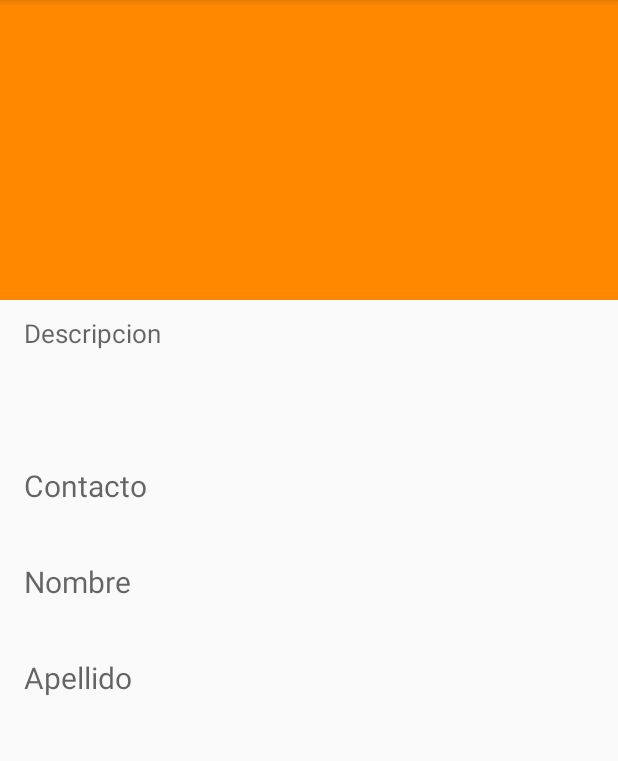
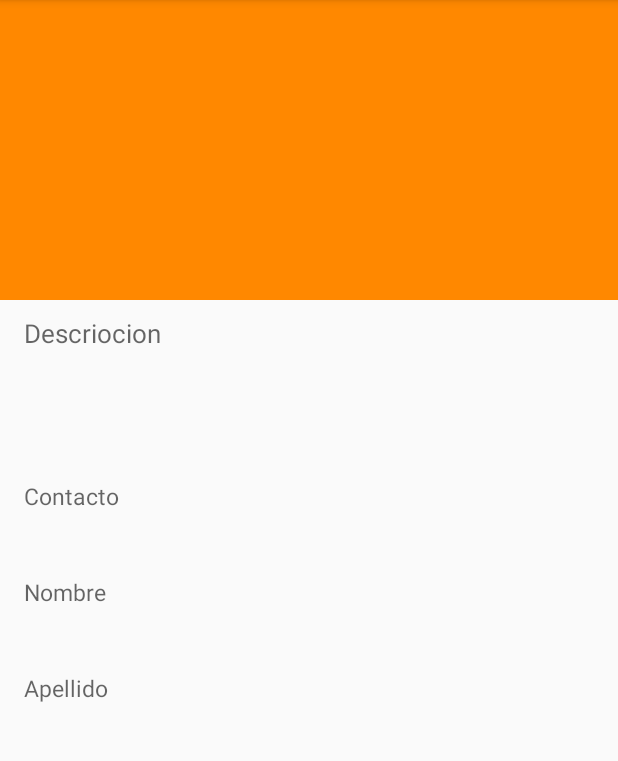
Before and after one commit to arycccc/Zapando, an Android app: the MatchActivity screen opened directly, with no data from a screen before it, after a tap on "Ary", on a phone screen of 412 x 824 dp, the part 84-845 px from its top. Run offline under Robolectric (Android 15) with nearby library versions, the phone set to English and light mode, and no system bars; network calls fail.

Commit message:
pasar cosas

```diff
--- a/app/src/main/java/ar/edu/proyectosort/zapando/MainActivity.java
+++ b/app/src/main/java/ar/edu/proyectosort/zapando/MainActivity.java
@@ -46,7 +46,6 @@ public class MainActivity extends AppCompatActivity //YouTubeBaseActivity
 
         private VideoView videoView;
         private int position = 0;
-
 
     @Override
     protected void onCreate(Bundle savedInstanceState) {
--- a/app/src/main/java/ar/edu/proyectosort/zapando/MatchActivity.java
+++ b/app/src/main/java/ar/edu/proyectosort/zapando/MatchActivity.java
@@ -13,6 +13,10 @@ public class MatchActivity extends AppCompatActivity {
     private ListView lvItems;
     private Adaptador adaptador;
 
+    String nombre = "Ary";
+    String apellido ="Degtiar";
+
+
     @Override
     protected void onCreate(Bundle savedInstanceState) {
         super.onCreate(savedInstanceState);
@@ -26,15 +30,16 @@ public class MatchActivity extends AppCompatActivity {
 
     private ArrayList<Entidad> GetArrayItems(){
         ArrayList<Entidad> listItems = new ArrayList<>();
-        listItems.add(new Entidad(R.drawable.boton_rojo, "Ary","18"));
+        listItems.add(new Entidad(R.drawable.boton_verde, "Ary","18"));
         listItems.add(new Entidad(R.drawable.boton_verde, "Marto","18"));
-        listItems.add(new Entidad(R.drawable.ic_menu_send,"pedo","caqita"));
+        listItems.add(new Entidad(R.drawable.boton_verde,"pedo","caqita"));
 
         return listItems;
     }
 
     public void pmatch(View v){
         Intent intent = new Intent(this, PerfilMatcheadoActivity.class);
+        //intent.putExtra("nombre",nombre.toString());
         startActivity(intent);
     }
 
--- a/app/src/main/java/ar/edu/proyectosort/zapando/PerfilMatcheadoActivity.java
+++ b/app/src/main/java/ar/edu/proyectosort/zapando/PerfilMatcheadoActivity.java
@@ -2,17 +2,28 @@ package ar.edu.proyectosort.zapando;
 
 import android.content.Intent;
 import android.net.Uri;
+import android.support.design.widget.Snackbar;
 import android.support.v7.app.AppCompatActivity;
 import android.os.Bundle;
 import android.view.View;
+import android.widget.TextView;
+import android.widget.Toast;
 
 public class PerfilMatcheadoActivity extends AppCompatActivity {
+
+    TextView texto;
 
     @Override
     protected void onCreate(Bundle savedInstanceState) {
         super.onCreate(savedInstanceState);
         setContentView(R.layout.activity_perfil_matcheado);
+
+        texto = (TextView) findViewById(R.id.firstname);
+    //    String nombre = getIntent().getStringExtra("nombre");
+    //    texto.setText(nombre);
+
     }
+
 
     public void link(View v) {
         Uri uri = Uri.parse("https://www.youtube.com/watch?v=lT8ep_YGcvA");
--- a/app/src/main/res/layout/activity_perfil_matcheado.xml
+++ b/app/src/main/res/layout/activity_perfil_matcheado.xml
@@ -20,8 +20,8 @@
         android:layout_marginEnd="16dp"
         android:layout_marginStart="16dp"
         android:layout_marginTop="10dp"
-        android:hint="Descripcion"
-        android:inputType="textMultiLine"
+        android:hint="Descriocion"
+        android:inputType="none"
         android:textSize="17dp"
         app:layout_constraintEnd_toEndOf="parent"
         app:layout_constraintHorizontal_bias="0.0"
@@ -35,8 +35,9 @@
         android:layout_marginEnd="16dp"
         android:layout_marginStart="16dp"
         android:hint="Contacto"
-        android:inputType="text"
-        android:textSize="20dp"
+        android:inputType="none"
+        android:textSize="15dp"
+        android:layout_marginTop="10dp"
         app:layout_constraintEnd_toEndOf="parent"
         app:layout_constraintHorizontal_bias="0.0"
         app:layout_constraintStart_toStartOf="parent"
@@ -49,8 +50,8 @@
         android:layout_marginEnd="16dp"
         android:layout_marginStart="16dp"
         android:hint="Nombre"
-        android:inputType="text"
-        android:textSize="20dp"
+        android:inputType="none"
+        android:textSize="15dp"
         app:layout_constraintEnd_toEndOf="parent"
         app:layout_constraintHorizontal_bias="0.0"
         app:layout_constraintStart_toStartOf="parent"
@@ -63,8 +64,8 @@
         android:layout_marginEnd="16dp"
         android:layout_marginStart="16dp"
         android:hint="Apellido"
-        android:inputType="text"
-        android:textSize="20dp"
+        android:inputType="none"
+        android:textSize="15dp"
         app:layout_constraintEnd_toEndOf="parent"
         app:layout_constraintHorizontal_bias="0.0"
         app:layout_constraintStart_toStartOf="parent"
--- a/app/src/main/res/layout/content_main.xml
+++ b/app/src/main/res/layout/content_main.xml
@@ -22,6 +22,7 @@
             android:layout_width="match_parent"
             android:layout_height="750dp"
             android:layout_weight="1"
+            android:background="@drawable/ic_whatshot"
             android:onClick="link"
             app:srcCompat="@android:color/holo_orange_dark" />
 
--- a/app/src/main/res/layout/item.xml
+++ b/app/src/main/res/layout/item.xml
@@ -24,6 +24,7 @@
             android:layout_width="wrap_content"
             android:layout_height="wrap_content"
             android:textSize="20dp"
+            android:layout_marginTop="5dp"
             android:textStyle="bold" />
 
         <TextView
```
Also changed, not shown: app/src/main/res/drawable/star.png (added).
